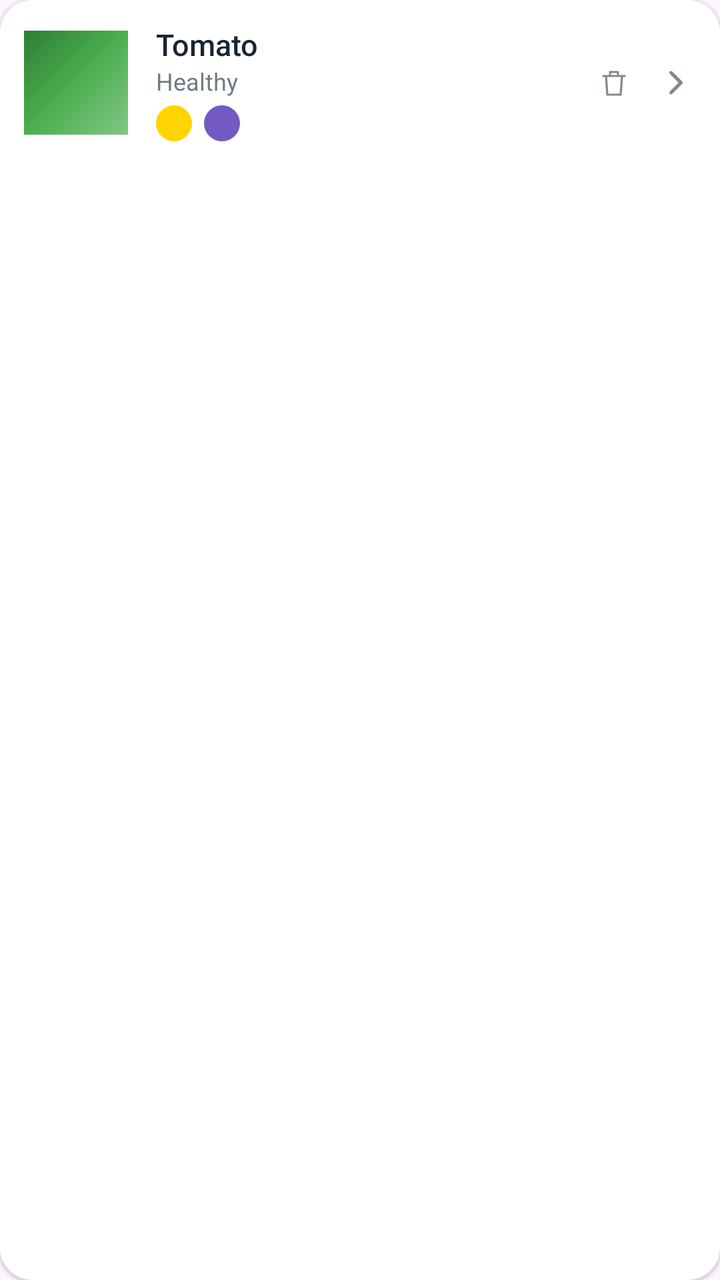
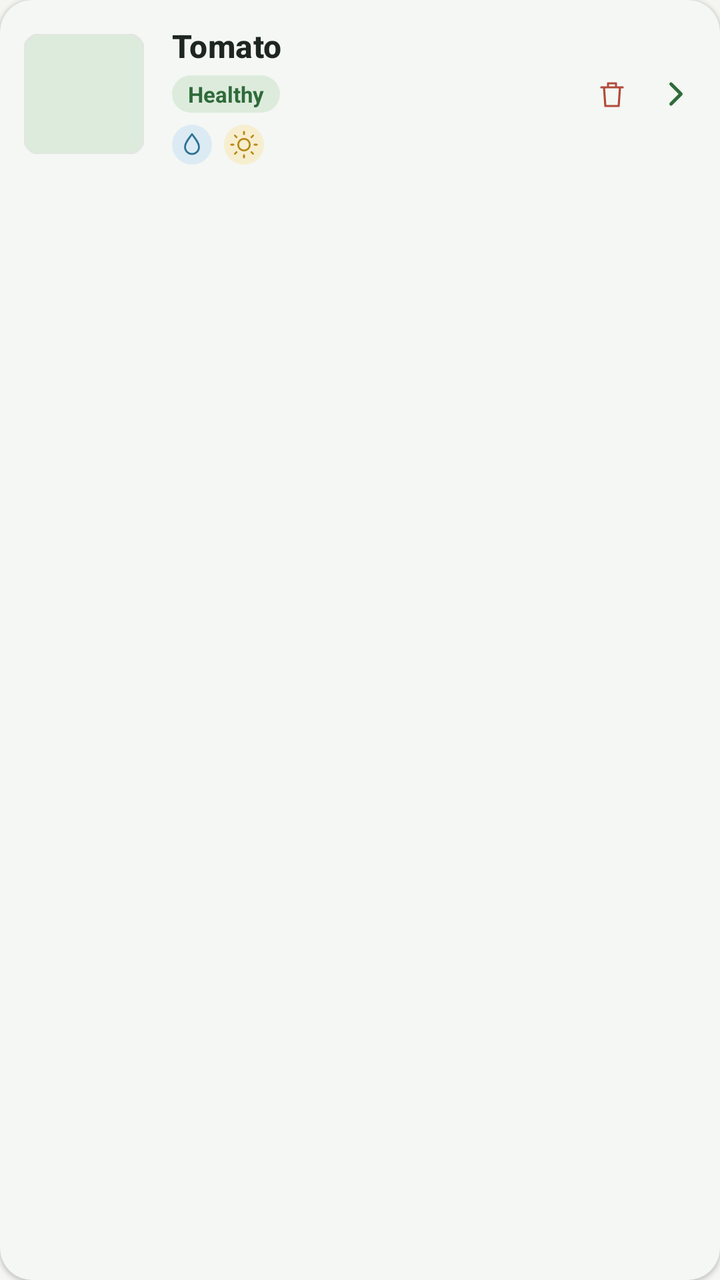

Compare the two renders of this Android layout. The source of the first and the diff that turns it into the second are given below.
<!-- AndroidManifest.xml: application theme Theme.Undersoil -->
<!-- res/layout/item_saved_garden_plant.xml -->
<?xml version="1.0" encoding="utf-8"?>
<androidx.cardview.widget.CardView xmlns:android="http://schemas.android.com/apk/res/android"
    xmlns:app="http://schemas.android.com/apk/res-auto"
    android:layout_width="match_parent"
    android:layout_height="wrap_content"
    android:layout_marginBottom="14dp"
    app:cardBackgroundColor="@color/white"
    app:cardCornerRadius="16dp"
    app:cardElevation="1dp">

    <LinearLayout
        android:layout_width="match_parent"
        android:layout_height="wrap_content"
        android:gravity="center_vertical"
        android:orientation="horizontal"
        android:padding="12dp">

        <ImageView
            android:id="@+id/ivPlantPhoto"
            android:layout_width="52dp"
            android:layout_height="52dp"
            android:background="@drawable/bg_photo_placeholder"
            android:contentDescription="Plant photo" />

        <LinearLayout
            android:layout_width="0dp"
            android:layout_height="wrap_content"
            android:layout_marginStart="14dp"
            android:layout_weight="1"
            android:orientation="vertical">

            <TextView
                android:id="@+id/tvPlantName"
                android:layout_width="wrap_content"
                android:layout_height="wrap_content"
                android:fontFamily="sans-serif-medium"
                android:text="Tomato"
                android:textColor="@color/text_dark"
                android:textSize="15sp" />

            <TextView
                android:id="@+id/tvPlantStatus"
                android:layout_width="wrap_content"
                android:layout_height="wrap_content"
                android:fontFamily="sans-serif"
                android:text="Healthy"
                android:textColor="@color/text_sub"
                android:textSize="12sp" />

            <LinearLayout
                android:layout_width="wrap_content"
                android:layout_height="wrap_content"
                android:layout_marginTop="4dp"
                android:orientation="horizontal">

                <View
                    android:layout_width="18dp"
                    android:layout_height="18dp"
                    android:background="@drawable/bg_square_water" />

                <View
                    android:layout_width="6dp"
                    android:layout_height="1dp" />

                <View
                    android:layout_width="18dp"
                    android:layout_height="18dp"
                    android:background="@drawable/bg_square_sunlight" />
            </LinearLayout>
        </LinearLayout>

        <ImageButton
            android:id="@+id/btnDelete"
            android:layout_width="34dp"
            android:layout_height="34dp"
            android:layout_marginEnd="4dp"
            android:background="@android:color/transparent"
            android:padding="8dp"
            android:src="@drawable/ic_trash"
            android:contentDescription="Delete plant" />

        <ImageView
            android:layout_width="20dp"
            android:layout_height="20dp"
            android:src="@drawable/ic_chevron_right"
            android:contentDescription="View details" />

    </LinearLayout>

</androidx.cardview.widget.CardView>
<!-- resources referenced by this layout -->
<resources>
  <color name="text_dark">#1A2530</color>
  <color name="text_sub">#707B81</color>
  <color name="white">#FFFFFFFF</color>
  <!-- drawable bg_photo_placeholder (drawable) -->
  <?xml version="1.0" encoding="utf-8"?>
  <shape xmlns:android="http://schemas.android.com/apk/res/android"
      android:shape="rectangle">
      <gradient
          android:angle="315"
          android:startColor="#2E7D32"
          android:centerColor="#4CAF50"
          android:endColor="#81C784" />
  </shape>
  <!-- drawable bg_square_sunlight (drawable) -->
  <?xml version="1.0" encoding="utf-8"?>
  <shape xmlns:android="http://schemas.android.com/apk/res/android"
      android:shape="rectangle">
      <solid android:color="@color/sunlight_color" />
      <corners android:radius="10dp" />
  </shape>
  <!-- drawable bg_square_water (drawable) -->
  <?xml version="1.0" encoding="utf-8"?>
  <shape xmlns:android="http://schemas.android.com/apk/res/android"
      android:shape="rectangle">
      <solid android:color="@color/water_color" />
      <corners android:radius="10dp" />
  </shape>
  <!-- drawable ic_chevron_right (drawable) -->
  <?xml version="1.0" encoding="utf-8"?>
  <vector xmlns:android="http://schemas.android.com/apk/res/android"
      android:width="20dp"
      android:height="20dp"
      android:viewportWidth="24"
      android:viewportHeight="24">
      <path
          android:fillColor="@android:color/transparent"
          android:strokeColor="#828A89"
          android:strokeWidth="2"
          android:strokeLineCap="round"
          android:strokeLineJoin="round"
          android:pathData="M9,6 L15,12 L9,18" />
  </vector>
  <!-- drawable ic_trash (drawable) -->
  <?xml version="1.0" encoding="utf-8"?>
  <vector xmlns:android="http://schemas.android.com/apk/res/android"
      android:width="16dp"
      android:height="16dp"
      android:viewportWidth="24"
      android:viewportHeight="24">
      <path
          android:fillColor="@android:color/transparent"
          android:strokeColor="#828A89"
          android:strokeWidth="1.6"
          android:strokeLineCap="round"
          android:strokeLineJoin="round"
          android:pathData="M4,7 L20,7 M9,7 L9,4 L15,4 L15,7 M6,7 L7,21 L17,21 L18,7" />
  </vector>
  <color name="sunlight_color">#725AC1</color>
  <color name="water_color">#FFD400</color>
  <style name="Base.Theme.Undersoil" parent="Theme.Material3.DayNight.NoActionBar">
          
      </style>
  <!-- unchanged entries left out for length: 1 -->
</resources>

<!-- the commit's change to res/layout/item_saved_garden_plant.xml (unified diff, before → after) -->
@@ -1,12 +1,11 @@
 <?xml version="1.0" encoding="utf-8"?>
-<androidx.cardview.widget.CardView xmlns:android="http://schemas.android.com/apk/res/android"
+<com.google.android.material.card.MaterialCardView xmlns:android="http://schemas.android.com/apk/res/android"
     xmlns:app="http://schemas.android.com/apk/res-auto"
     android:layout_width="match_parent"
     android:layout_height="wrap_content"
-    android:layout_marginBottom="14dp"
-    app:cardBackgroundColor="@color/white"
-    app:cardCornerRadius="16dp"
-    app:cardElevation="1dp">
+    android:layout_marginBottom="12dp"
+    android:clickable="true"
+    android:focusable="true">
 
     <LinearLayout
         android:layout_width="match_parent"
@@ -15,12 +14,16 @@
         android:orientation="horizontal"
         android:padding="12dp">
 
-        <ImageView
+        <com.google.android.material.imageview.ShapeableImageView
             android:id="@+id/ivPlantPhoto"
-            android:layout_width="52dp"
-            android:layout_height="52dp"
+            android:layout_width="60dp"
+            android:layout_height="60dp"
             android:background="@drawable/bg_photo_placeholder"
-            android:contentDescription="Plant photo" />
+            android:contentDescription="Plant photo"
+            android:scaleType="centerCrop"
+            app:shapeAppearanceOverlay="@style/ShapeAppearance.AgriTech.Small"
+            app:strokeColor="@color/us_outline"
+            app:strokeWidth="1dp" />
 
         <LinearLayout
             android:layout_width="0dp"
@@ -33,58 +36,73 @@
                 android:id="@+id/tvPlantName"
                 android:layout_width="wrap_content"
                 android:layout_height="wrap_content"
-                android:fontFamily="sans-serif-medium"
                 android:text="Tomato"
-                android:textColor="@color/text_dark"
-                android:textSize="15sp" />
+                android:textAppearance="@style/TextAppearance.AgriTech.Title"
+                android:textSize="16sp" />
 
             <TextView
                 android:id="@+id/tvPlantStatus"
                 android:layout_width="wrap_content"
                 android:layout_height="wrap_content"
-                android:fontFamily="sans-serif"
+                android:layout_marginTop="4dp"
+                android:background="@drawable/bg_status_badge"
+                android:paddingHorizontal="8dp"
+                android:paddingVertical="2dp"
                 android:text="Healthy"
-                android:textColor="@color/text_sub"
-                android:textSize="12sp" />
+                android:textColor="@color/us_bio_green"
+                android:textSize="11sp"
+                android:textStyle="bold" />
 
             <LinearLayout
                 android:layout_width="wrap_content"
                 android:layout_height="wrap_content"
-                android:layout_marginTop="4dp"
+                android:layout_marginTop="6dp"
                 android:orientation="horizontal">
 
-                <View
-                    android:layout_width="18dp"
-                    android:layout_height="18dp"
-                    android:background="@drawable/bg_square_water" />
+                <ImageView
+                    android:id="@+id/ivConditionPrimary"
+                    android:layout_width="20dp"
+                    android:layout_height="20dp"
+                    android:background="@drawable/bg_square_water"
+                    android:contentDescription="Water"
+                    android:padding="3dp"
+                    android:src="@drawable/ic_drop"
+                    app:tint="@color/us_aqua" />
 
                 <View
                     android:layout_width="6dp"
                     android:layout_height="1dp" />
 
-                <View
-                    android:layout_width="18dp"
-                    android:layout_height="18dp"
-                    android:background="@drawable/bg_square_sunlight" />
+                <ImageView
+                    android:id="@+id/ivConditionSecondary"
+                    android:layout_width="20dp"
+                    android:layout_height="20dp"
+                    android:background="@drawable/bg_square_sunlight"
+                    android:contentDescription="Sunlight"
+                    android:padding="3dp"
+                    android:src="@drawable/ic_sun"
+                    app:tint="@color/us_violet" />
             </LinearLayout>
         </LinearLayout>
 
         <ImageButton
             android:id="@+id/btnDelete"
-            android:layout_width="34dp"
-            android:layout_height="34dp"
-            android:layout_marginEnd="4dp"
-            android:background="@android:color/transparent"
-            android:padding="8dp"
+            android:layout_width="40dp"
+            android:layout_height="40dp"
+            android:layout_marginEnd="2dp"
+            android:background="?attr/selectableItemBackgroundBorderless"
+            android:contentDescription="Delete plant"
+            android:padding="10dp"
             android:src="@drawable/ic_trash"
-            android:contentDescription="Delete plant" />
+            app:tint="@color/us_danger" />
 
         <ImageView
             android:layout_width="20dp"
             android:layout_height="20dp"
+            android:contentDescription="View details"
             android:src="@drawable/ic_chevron_right"
-            android:contentDescription="View details" />
+            app:tint="@color/us_bio_green" />
 
     </LinearLayout>
 
-</androidx.cardview.widget.CardView>
+</com.google.android.material.card.MaterialCardView>
<!-- resource entries referenced after the edit -->
@@ -1,31 +1,36 @@
 <!-- resources referenced by this layout -->
 <resources>
-  <color name="text_dark">#1A2530</color>
-  <color name="text_sub">#707B81</color>
-  <color name="white">#FFFFFFFF</color>
+  <color name="us_aqua">#2D7398</color>
+  <color name="us_bio_green">#2F6B3A</color>
+  <color name="us_danger">#B34A3C</color>
+  <color name="us_outline">#E2E6DF</color>
+  <color name="us_violet">#B88A17</color>
   <!-- drawable bg_photo_placeholder (drawable) -->
   <?xml version="1.0" encoding="utf-8"?>
   <shape xmlns:android="http://schemas.android.com/apk/res/android"
       android:shape="rectangle">
-      <gradient
-          android:angle="315"
-          android:startColor="#2E7D32"
-          android:centerColor="#4CAF50"
-          android:endColor="#81C784" />
+      <solid android:color="@color/us_bio_green_container" />
   </shape>
   <!-- drawable bg_square_sunlight (drawable) -->
   <?xml version="1.0" encoding="utf-8"?>
   <shape xmlns:android="http://schemas.android.com/apk/res/android"
       android:shape="rectangle">
-      <solid android:color="@color/sunlight_color" />
+      <solid android:color="@color/us_sun_container" />
       <corners android:radius="10dp" />
   </shape>
   <!-- drawable bg_square_water (drawable) -->
   <?xml version="1.0" encoding="utf-8"?>
   <shape xmlns:android="http://schemas.android.com/apk/res/android"
       android:shape="rectangle">
-      <solid android:color="@color/water_color" />
+      <solid android:color="@color/us_aqua_container" />
       <corners android:radius="10dp" />
+  </shape>
+  <!-- drawable bg_status_badge (drawable) -->
+  <?xml version="1.0" encoding="utf-8"?>
+  <shape xmlns:android="http://schemas.android.com/apk/res/android"
+      android:shape="rectangle">
+      <corners android:radius="12dp" />
+      <solid android:color="@color/us_bio_green_container" />
   </shape>
   <!-- drawable ic_chevron_right (drawable) -->
   <?xml version="1.0" encoding="utf-8"?>
@@ -36,11 +41,43 @@
       android:viewportHeight="24">
       <path
           android:fillColor="@android:color/transparent"
-          android:strokeColor="#828A89"
+          android:strokeColor="@color/us_text_secondary"
           android:strokeWidth="2"
           android:strokeLineCap="round"
           android:strokeLineJoin="round"
           android:pathData="M9,6 L15,12 L9,18" />
+  </vector>
+  <!-- drawable ic_drop (drawable) -->
+  <vector xmlns:android="http://schemas.android.com/apk/res/android"
+  android:width="24dp"
+  android:height="24dp"
+  android:viewportWidth="24"
+  android:viewportHeight="24">
+  <path
+      android:fillColor="@android:color/transparent"
+      android:strokeColor="#FFFFFF"
+      android:strokeWidth="1.6"
+      android:strokeLineJoin="round"
+      android:pathData="M12,3 C15,7 18,10.5 18,14 C18,17.3 15.3,20 12,20 C8.7,20 6,17.3 6,14 C6,10.5 9,7 12,3 Z" />
+  </vector>
+  <!-- drawable ic_sun (drawable) -->
+  <?xml version="1.0" encoding="utf-8"?>
+  <vector xmlns:android="http://schemas.android.com/apk/res/android"
+      android:width="24dp"
+      android:height="24dp"
+      android:viewportWidth="24"
+      android:viewportHeight="24">
+      <path
+          android:fillColor="@android:color/transparent"
+          android:strokeColor="#FFFFFF"
+          android:strokeWidth="1.6"
+          android:pathData="M12,7 A5,5 0 1,0 12,17 A5,5 0 1,0 12,7 Z" />
+      <path
+          android:fillColor="@android:color/transparent"
+          android:strokeColor="#FFFFFF"
+          android:strokeWidth="1.6"
+          android:strokeLineCap="round"
+          android:pathData="M12,1 L12,3 M12,21 L12,23 M4.2,4.2 L5.6,5.6 M18.4,18.4 L19.8,19.8 M1,12 L3,12 M21,12 L23,12 M4.2,19.8 L5.6,18.4 M18.4,5.6 L19.8,4.2" />
   </vector>
   <!-- drawable ic_trash (drawable) -->
   <?xml version="1.0" encoding="utf-8"?>
@@ -51,17 +88,244 @@
       android:viewportHeight="24">
       <path
           android:fillColor="@android:color/transparent"
-          android:strokeColor="#828A89"
+          android:strokeColor="@color/us_text_secondary"
           android:strokeWidth="1.6"
           android:strokeLineCap="round"
           android:strokeLineJoin="round"
           android:pathData="M4,7 L20,7 M9,7 L9,4 L15,4 L15,7 M6,7 L7,21 L17,21 L18,7" />
   </vector>
-  <color name="sunlight_color">#725AC1</color>
-  <color name="water_color">#FFD400</color>
-  <style name="Base.Theme.Undersoil" parent="Theme.Material3.DayNight.NoActionBar">
-          
-      </style>
+  <style name="ShapeAppearance.AgriTech.Small" parent="ShapeAppearance.Material3.Corner.Small">
+          <item name="cornerFamily">rounded</item>
+          <item name="cornerSize">8dp</item>
+      </style>
+  <style name="TextAppearance.AgriTech.Title" parent="TextAppearance.Material3.TitleMedium">
+          <item name="android:textColor">@color/us_text_primary</item>
+          <item name="android:textSize">17sp</item>
+          <item name="android:textStyle">bold</item>
+      </style>
+  <color name="us_bio_green_container">#DDEBDD</color>
+  <color name="us_sun_container">#F6EECF</color>
+  <color name="us_aqua_container">#DCEBF3</color>
+  <color name="us_text_secondary">#58625C</color>
+  <color name="us_text_primary">#1E2621</color>
+  <style name="Base.Theme.Undersoil" parent="AgriTech.Theme" />
+  <style name="AgriTech.Theme" parent="Theme.Material3.DayNight.NoActionBar">
+          
+          <item name="colorPrimary">@color/us_bio_green</item>
+          <item name="colorOnPrimary">@color/us_on_bio_green</item>
+          <item name="colorPrimaryContainer">@color/us_bio_green_container</item>
+          <item name="colorOnPrimaryContainer">@color/us_on_bio_green_container</item>
+          <item name="colorPrimaryInverse">@color/us_bio_green_dim</item>
+  
+          
+          <item name="colorSecondary">@color/us_aqua</item>
+          <item name="colorOnSecondary">@color/us_on_aqua</item>
+          <item name="colorSecondaryContainer">@color/us_aqua_container</item>
+          <item name="colorOnSecondaryContainer">@color/us_on_aqua_container</item>
+  
+          
+          <item name="colorTertiary">@color/us_amber</item>
+          <item name="colorOnTertiary">@color/us_surface</item>
+          <item name="colorTertiaryContainer">@color/us_amber_container</item>
+          <item name="colorOnTertiaryContainer">@color/us_text_primary</item>
+  
+          
+          <item name="colorError">@color/us_danger</item>
+          <item name="colorOnError">@color/us_on_danger</item>
+          <item name="colorErrorContainer">@color/us_danger_container</item>
+          <item name="colorOnErrorContainer">@color/us_text_primary</item>
+  
+          
+          <item name="android:colorBackground">@color/us_bg</item>
+          <item name="colorOnBackground">@color/us_text_primary</item>
+          <item name="colorSurface">@color/us_surface</item>
+          <item name="colorOnSurface">@color/us_text_primary</item>
+          <item name="colorSurfaceVariant">@color/us_surface_raised</item>
+          <item name="colorOnSurfaceVariant">@color/us_text_secondary</item>
+          <item name="colorSurfaceInverse">@color/us_text_primary</item>
+          <item name="colorOnSurfaceInverse">@color/us_bg</item>
+          <item name="colorSurfaceBright">@color/us_surface_raised</item>
+          <item name="colorSurfaceDim">@color/us_bg</item>
+          <item name="colorSurfaceContainerLowest">@color/us_surface</item>
+          <item name="colorSurfaceContainerLow">@color/us_surface</item>
+          <item name="colorSurfaceContainer">@color/us_surface_card</item>
+          <item name="colorSurfaceContainerHigh">@color/us_surface_raised</item>
+          <item name="colorSurfaceContainerHighest">@color/us_surface_raised</item>
+          <item name="colorOutline">@color/us_outline_strong</item>
+          <item name="colorOutlineVariant">@color/us_outline</item>
+          <item name="colorControlNormal">@color/us_text_secondary</item>
+          <item name="colorControlActivated">@color/us_bio_green</item>
+          <item name="colorControlHighlight">@color/us_bio_green_glow</item>
+  
+          
+          <item name="android:textColorPrimary">@color/us_text_primary</item>
+          <item name="android:textColorSecondary">@color/us_text_secondary</item>
+          <item name="android:textColorTertiary">@color/us_text_hint</item>
+          <item name="android:textColorHint">@color/us_text_hint</item>
+          <item name="android:textColorLink">@color/us_aqua</item>
+          <item name="android:textColorHighlight">@color/us_bio_green_container</item>
+          <item name="android:editTextColor">@color/us_text_primary</item>
+  
+          
+          <item name="android:windowBackground">@color/us_bg</item>
+          <item name="android:statusBarColor">@color/us_bg</item>
+          <item name="android:navigationBarColor">@color/us_surface</item>
+          <item name="android:windowLightStatusBar">true</item>
+          <item name="android:windowLightNavigationBar">true</item>
+          <item name="android:forceDarkAllowed">false</item>
+          <item name="android:isLightTheme">true</item>
+          <item name="isLightTheme">true</item>
+          <item name="android:windowAnimationStyle">@style/AgriTech.WindowAnimation</item>
+  
+          
+          <item name="materialCardViewStyle">@style/Widget.AgriTech.CardView</item>
+          <item name="materialButtonStyle">@style/Widget.AgriTech.Button</item>
+          <item name="borderlessButtonStyle">@style/Widget.AgriTech.Button.Text</item>
+          <item name="bottomNavigationStyle">@style/Widget.AgriTech.BottomNavigation</item>
+          <item name="bottomAppBarStyle">@style/Widget.AgriTech.BottomAppBar</item>
+          <item name="floatingActionButtonStyle">@style/Widget.AgriTech.FAB</item>
+          <item name="textInputStyle">@style/Widget.AgriTech.TextInputLayout</item>
+          <item name="materialSwitchStyle">@style/Widget.Material3.CompoundButton.MaterialSwitch</item>
+          <item name="shapeAppearanceCornerSmall">@style/ShapeAppearance.AgriTech.Small</item>
+          <item name="shapeAppearanceCornerMedium">@style/ShapeAppearance.AgriTech.Medium</item>
+          <item name="shapeAppearanceCornerLarge">@style/ShapeAppearance.AgriTech.Large</item>
+          <item name="materialAlertDialogTheme">@style/ThemeOverlay.AgriTech.Dialog</item>
+          <item name="android:alertDialogTheme">@style/ThemeOverlay.AgriTech.Dialog</item>
+      </style>
+  <color name="us_on_bio_green">#FFFFFF</color>
+  <color name="us_on_bio_green_container">#163A1E</color>
+  <color name="us_bio_green_dim">#24542D</color>
+  <color name="us_on_aqua">#FFFFFF</color>
+  <color name="us_on_aqua_container">#123547</color>
+  <color name="us_amber">#B8742A</color>
+  <color name="us_surface">#FFFFFF</color>
+  <color name="us_amber_container">#F6E8D6</color>
+  <color name="us_on_danger">#FFFFFF</color>
+  <color name="us_danger_container">#F8E1DC</color>
+  <color name="us_bg">#F5F6F2</color>
+  <color name="us_surface_raised">#EDF0EA</color>
+  <color name="us_surface_card">#FFFFFF</color>
+  <color name="us_outline_strong">#C4CBC1</color>
+  <color name="us_bio_green_glow">#1F2F6B3A</color>
+  <color name="us_text_hint">#89928C</color>
+  <style name="AgriTech.WindowAnimation" parent="@android:style/Animation.Activity">
+          <item name="android:activityOpenEnterAnimation">@anim/slide_in_right</item>
+          <item name="android:activityOpenExitAnimation">@anim/slide_out_left</item>
+          <item name="android:activityCloseEnterAnimation">@anim/fade_in</item>
+          <item name="android:activityCloseExitAnimation">@anim/fade_out</item>
+      </style>
+  <style name="Widget.AgriTech.CardView" parent="Widget.Material3.CardView.Elevated">
+          <item name="cardBackgroundColor">@color/us_surface_card</item>
+          <item name="cardCornerRadius">16dp</item>
+          <item name="cardElevation">1dp</item>
+          <item name="strokeColor">@color/us_outline</item>
+          <item name="strokeWidth">0dp</item>
+          <item name="rippleColor">@color/us_bio_green_glow</item>
+      </style>
+  <style name="Widget.AgriTech.Button" parent="Widget.Material3.Button">
+          <item name="backgroundTint">@color/selector_button_primary_bg</item>
+          <item name="android:textColor">@color/selector_button_primary_text</item>
+          <item name="iconTint">@color/selector_button_primary_text</item>
+          <item name="rippleColor">#33FFFFFF</item>
+          <item name="android:minHeight">52dp</item>
+          <item name="android:textSize">15sp</item>
+          <item name="android:textStyle">bold</item>
+          <item name="android:letterSpacing">0.01</item>
+          <item name="android:textAllCaps">false</item>
+          <item name="shapeAppearance">@style/ShapeAppearance.AgriTech.Button</item>
+          <item name="android:elevation">0dp</item>
+      </style>
+  <style name="Widget.AgriTech.Button.Text" parent="Widget.Material3.Button.TextButton">
+          <item name="android:textColor">@color/us_bio_green</item>
+          <item name="iconTint">@color/us_bio_green</item>
+          <item name="rippleColor">@color/us_bio_green_glow</item>
+          <item name="android:textStyle">bold</item>
+          <item name="android:textAllCaps">false</item>
+          <item name="shapeAppearance">@style/ShapeAppearance.AgriTech.Button</item>
+      </style>
+  <style name="Widget.AgriTech.BottomNavigation" parent="Widget.Material3.BottomNavigationView">
+          <item name="android:background">@android:color/transparent</item>
+          <item name="backgroundTint">@android:color/transparent</item>
+          <item name="elevation">0dp</item>
+          <item name="itemIconTint">@color/bottom_nav_item_tint</item>
+          <item name="itemTextColor">@color/bottom_nav_item_tint</item>
+          <item name="itemIconSize">24dp</item>
+          <item name="itemRippleColor">@color/us_bio_green_glow</item>
+          <item name="labelVisibilityMode">labeled</item>
+          <item name="itemActiveIndicatorStyle">@style/Widget.AgriTech.BottomNavigation.ActiveIndicator</item>
+          <item name="itemTextAppearanceActive">@style/TextAppearance.AgriTech.NavLabel.Active</item>
+          <item name="itemTextAppearanceInactive">@style/TextAppearance.AgriTech.NavLabel</item>
+      </style>
+  <style name="Widget.AgriTech.BottomAppBar" parent="Widget.Material3.BottomAppBar">
+          <item name="backgroundTint">@color/us_surface</item>
+          <item name="elevation">6dp</item>
+          <item name="fabAnchorMode">cradle</item>
+          <item name="fabAlignmentMode">center</item>
+          <item name="fabCradleMargin">8dp</item>
+          <item name="fabCradleRoundedCornerRadius">20dp</item>
+          <item name="fabCradleVerticalOffset">4dp</item>
+      </style>
+  <style name="Widget.AgriTech.FAB" parent="Widget.Material3.FloatingActionButton.Primary">
+          <item name="backgroundTint">@color/us_bio_green</item>
+          <item name="tint">@color/us_on_bio_green</item>
+          <item name="rippleColor">#33FFFFFF</item>
+          <item name="shapeAppearanceOverlay">@style/ShapeAppearance.AgriTech.Pill</item>
+          <item name="elevation">4dp</item>
+      </style>
+  <style name="Widget.AgriTech.TextInputLayout" parent="Widget.Material3.TextInputLayout.OutlinedBox">
+          <item name="boxBackgroundColor">@color/us_surface_input</item>
+          <item name="boxStrokeColor">@color/selector_input_stroke</item>
+          <item name="boxStrokeWidth">1dp</item>
+          <item name="boxStrokeWidthFocused">2dp</item>
+          <item name="hintTextColor">@color/us_bio_green</item>
+          <item name="android:textColorHint">@color/us_text_hint</item>
+          <item name="startIconTint">@color/us_text_secondary</item>
+          <item name="endIconTint">@color/us_text_secondary</item>
+          <item name="boxCornerRadiusTopStart">12dp</item>
+          <item name="boxCornerRadiusTopEnd">12dp</item>
+          <item name="boxCornerRadiusBottomStart">12dp</item>
+          <item name="boxCornerRadiusBottomEnd">12dp</item>
+      </style>
+  <style name="ShapeAppearance.AgriTech.Medium" parent="ShapeAppearance.Material3.Corner.Medium">
+          <item name="cornerFamily">rounded</item>
+          <item name="cornerSize">16dp</item>
+      </style>
+  <style name="ShapeAppearance.AgriTech.Large" parent="ShapeAppearance.Material3.Corner.Large">
+          <item name="cornerFamily">rounded</item>
+          <item name="cornerSize">20dp</item>
+      </style>
+  <style name="ThemeOverlay.AgriTech.Dialog" parent="ThemeOverlay.Material3.MaterialAlertDialog">
+          <item name="colorSurface">@color/us_surface_card</item>
+          <item name="colorSurfaceContainerHigh">@color/us_surface_card</item>
+          <item name="colorOnSurface">@color/us_text_primary</item>
+          <item name="colorOnSurfaceVariant">@color/us_text_secondary</item>
+          <item name="colorPrimary">@color/us_bio_green</item>
+          <item name="android:textColorPrimary">@color/us_text_primary</item>
+          <item name="android:textColorSecondary">@color/us_text_secondary</item>
+          <item name="shapeAppearanceOverlay">@style/ShapeAppearance.AgriTech.Large</item>
+      </style>
+  <style name="ShapeAppearance.AgriTech.Button" parent="">
+          <item name="cornerFamily">rounded</item>
+          <item name="cornerSize">12dp</item>
+      </style>
+  <style name="Widget.AgriTech.BottomNavigation.ActiveIndicator" parent="Widget.Material3.BottomNavigationView.ActiveIndicator">
+          <item name="android:color">@color/bottom_nav_indicator</item>
+          <item name="android:width">64dp</item>
+          <item name="android:height">32dp</item>
+          <item name="shapeAppearance">@style/ShapeAppearance.AgriTech.Pill</item>
+      </style>
+  <style name="TextAppearance.AgriTech.NavLabel.Active">
+          <item name="android:textStyle">bold</item>
+      </style>
+  <style name="TextAppearance.AgriTech.NavLabel" parent="TextAppearance.Material3.LabelMedium">
+          <item name="android:textSize">12sp</item>
+          <item name="android:letterSpacing">0.04</item>
+      </style>
+  <style name="ShapeAppearance.AgriTech.Pill" parent="">
+          <item name="cornerFamily">rounded</item>
+          <item name="cornerSize">50%</item>
+      </style>
+  <color name="us_surface_input">#F3F5F0</color>
   <!-- unchanged entries left out for length: 1 -->
 </resources>
 
